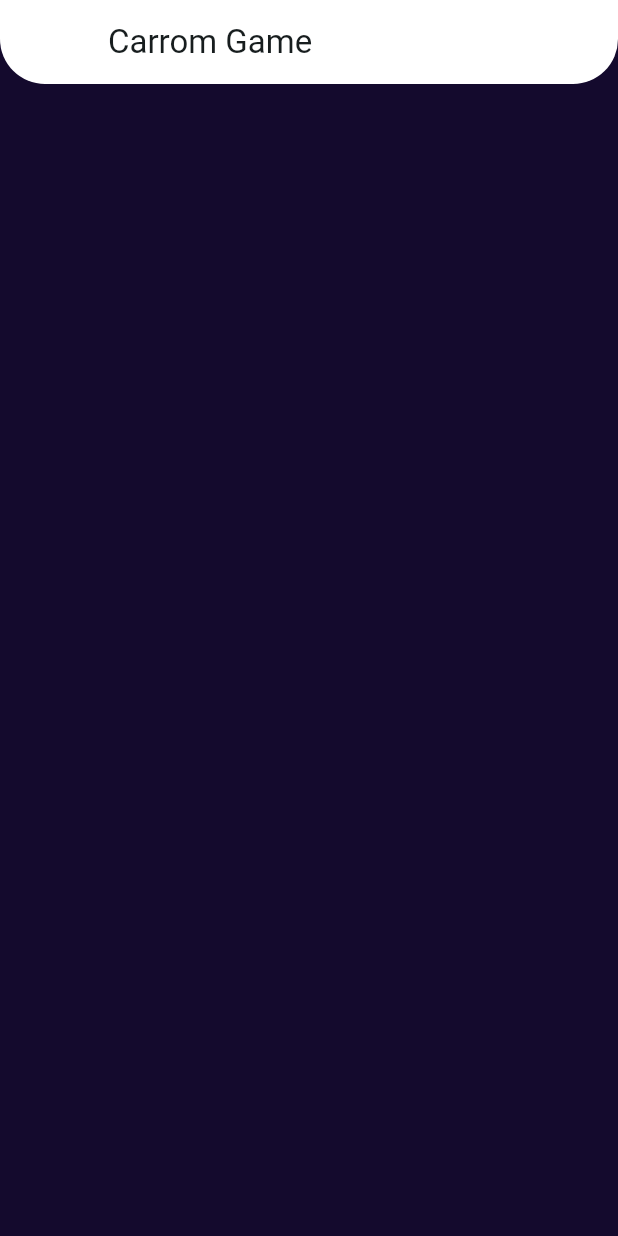
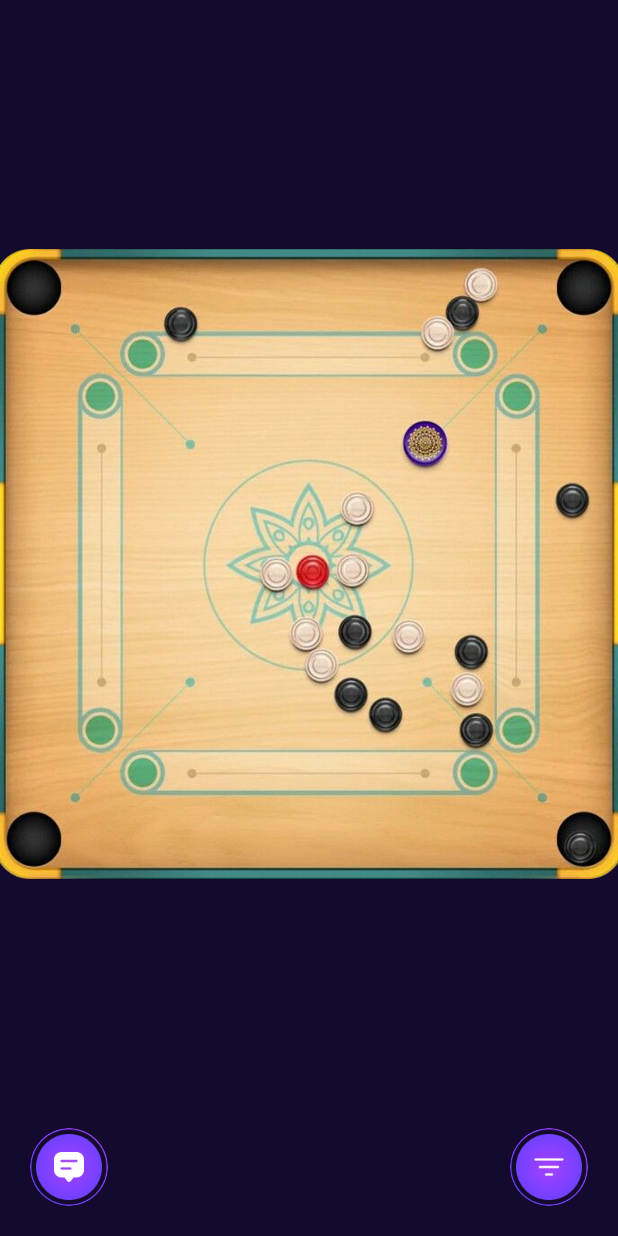
Before and after one commit to afnas-sys/wintek, a Flutter app: the CarromGameplayScreen screen opened directly, on a phone screen of 412 x 824 dp. Run offline on Flutter 3.47's test engine with Material 3 defaults, Android fonts, the light colour scheme and no system bars; our stand-ins replace another_flushbar, carousel_slider, custom_sliding_segmented_control, dio, dotted_line, firebase_auth and 11 more; missing offline and left inert: flutter_upi_india; accounts and stored records are empty; project files that could hold a hidden picture were left out.

Commit message:
initial commit

```diff
--- a/lib/features/game/carrom/screens/carrom_gameplay_screen.dart
+++ b/lib/features/game/carrom/screens/carrom_gameplay_screen.dart
@@ -1,4 +1,63 @@
 import 'package:flutter/material.dart';
+
+class SwitchMenuEntry extends PopupMenuEntry<String> {
+  final String label;
+  final IconData icon;
+
+  const SwitchMenuEntry({super.key, required this.label, required this.icon});
+
+  @override
+  double get height => 48.0;
+
+  @override
+  bool represents(String? value) => false;
+
+  @override
+  SwitchMenuEntryState createState() => SwitchMenuEntryState();
+}
+
+class SwitchMenuEntryState extends State<SwitchMenuEntry> {
+  bool _value = false;
+
+  @override
+  Widget build(BuildContext context) {
+    return Column(
+      children: [
+        Padding(
+          padding: const EdgeInsets.symmetric(horizontal: 16.0, vertical: 8.0),
+          child: Row(
+            children: [
+              Icon(widget.icon, color: Colors.white),
+              SizedBox(width: 10),
+              Text(widget.label, style: TextStyle(color: Colors.white)),
+              Spacer(),
+              SizedBox(
+                width: 32,
+                height: 10,
+                child: Transform.scale(
+                  scale: 0.8,
+                  child: Switch(
+                    inactiveThumbColor: Color(0XFFFFFFFF),
+                    inactiveTrackColor: Color(0XFF6041FF),
+                    value: _value,
+                    onChanged: (val) {
+                      setState(() {
+                        _value = val;
+                      });
+                    },
+                    activeColor: Colors.white,
+                    materialTapTargetSize: MaterialTapTargetSize.shrinkWrap,
+                  ),
+                ),
+              ),
+            ],
+          ),
+        ),
+        Divider(color: Colors.white.withOpacity(0.3), height: 1),
+      ],
+    );
+  }
+}
 
 class CarromGameplayScreen extends StatefulWidget {
   const CarromGameplayScreen({super.key});
@@ -8,24 +67,71 @@ class CarromGameplayScreen extends StatefulWidget {
 }
 
 class _CarromGameplayScreenState extends State<CarromGameplayScreen> {
-  bool _showSettings = false;
-
   @override
   Widget build(BuildContext context) {
     return Scaffold(
-      appBar: AppBar(
-        title: const Text('Carrom Game'),
-        backgroundColor: const Color(0xFFFFFFFF),
-        actions: [
-          IconButton(
-            icon: const Icon(Icons.settings),
-            onPressed: () {
-              setState(() {
-                _showSettings = !_showSettings;
-              });
-            },
-          ),
-        ],
+      body: SafeArea(
+        child: Column(
+          mainAxisAlignment: MainAxisAlignment.center,
+          children: [
+            Center(
+              child: Container(
+                width: double.infinity,
+                height: 420,
+                decoration: BoxDecoration(
+                  image: DecorationImage(
+                    image: AssetImage('assets/images/carrom_board.png'),
+                    fit: BoxFit.cover,
+                  ),
+                ),
+              ),
+            ),
+          ],
+        ),
+      ),
+      bottomNavigationBar: Padding(
+        padding: const EdgeInsets.only(left: 20, bottom: 20, right: 20),
+        child: Row(
+          mainAxisAlignment: MainAxisAlignment.spaceBetween,
+          children: [
+            GestureDetector(
+              onTap: () {},
+              child: Container(
+                width: 52,
+                height: 52,
+                decoration: BoxDecoration(
+                  image: DecorationImage(
+                    image: AssetImage('assets/images/message.png'),
+                  ),
+                  shape: BoxShape.circle,
+                ),
+              ),
+            ),
+            PopupMenuButton<String>(
+              onSelected: (value) {},
+              color: Color(0XFF6041FF),
+              shape: RoundedRectangleBorder(
+                borderRadius: BorderRadius.circular(16.0),
+              ),
+              itemBuilder: (context) => [
+                SwitchMenuEntry(label: 'Sound', icon: Icons.volume_down),
+                SwitchMenuEntry(label: 'Vibrate', icon: Icons.vibration),
+                SwitchMenuEntry(label: 'Emoji', icon: Icons.emoji_emotions),
+                PopupMenuItem(value: 'help', child: Text('Help')),
+              ],
+              child: Container(
+                width: 52,
+                height: 52,
+                decoration: BoxDecoration(
+                  image: DecorationImage(
+                    image: AssetImage('assets/images/carrom_settings.png'),
+                  ),
+                  shape: BoxShape.circle,
+                ),
+              ),
+            ),
+          ],
+        ),
       ),
     );
   }
```
Also changed, not shown: assets/images/carrom_board.png (added), assets/images/carrom_settings.png (added), assets/images/message.png (added).
